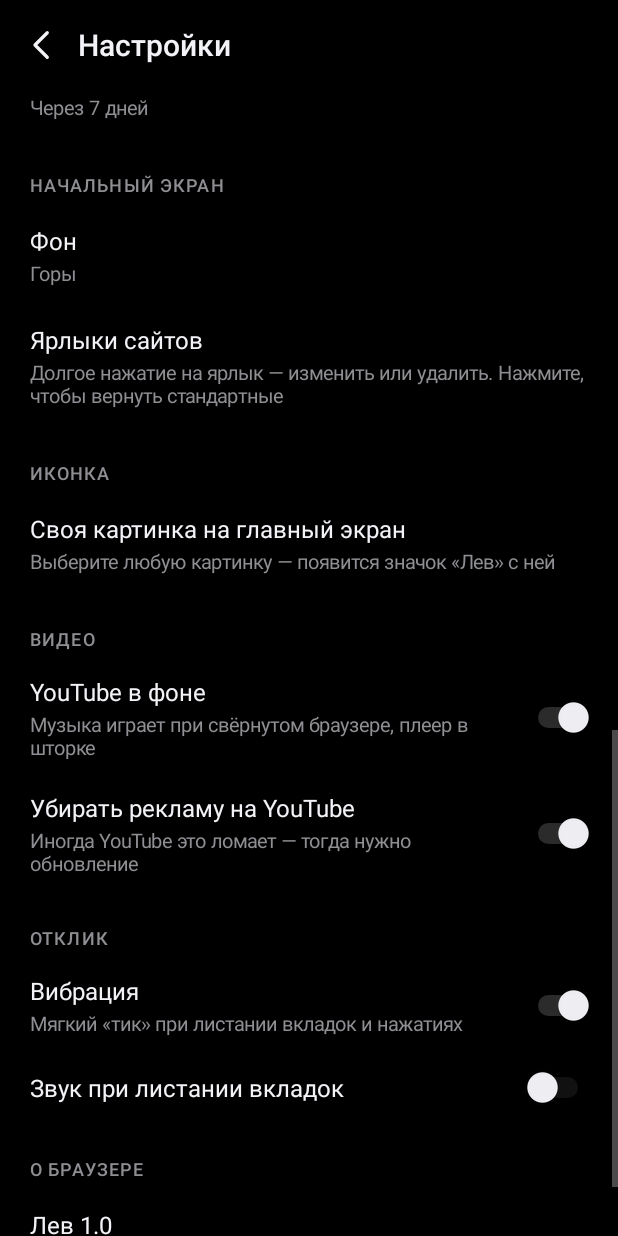
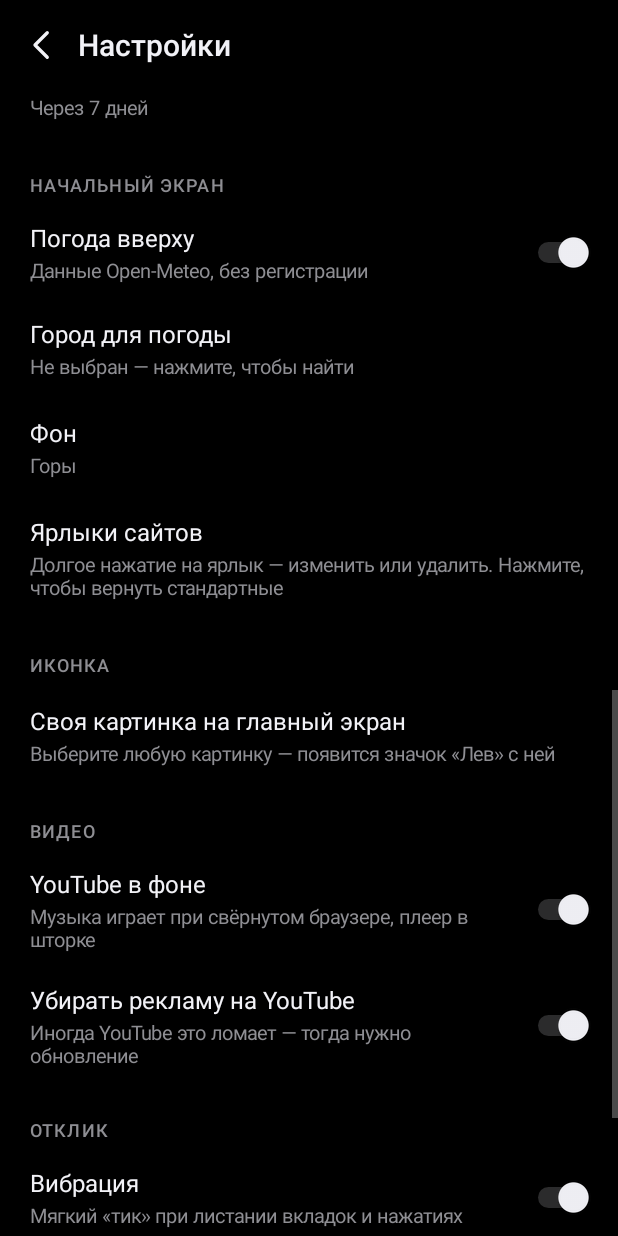
Before and after one commit to andrewu1337-hub/BySS-Android, an Android app: the SettingsActivity screen opened directly, with no data from a screen before it, scrolled down 1069 dp, on a phone screen of 412 x 824 dp. Run offline under Robolectric (Android 15) with nearby library versions, the phone set to English and light mode, and no system bars; libraries missing offline, so code that uses them is left out: com.google.mlkit.common, com.google.mlkit.nl.

Commit message:
Update SettingsActivity.java

```diff
--- a/app/src/main/java/app/lev/browser/SettingsActivity.java
+++ b/app/src/main/java/app/lev/browser/SettingsActivity.java
@@ -114,6 +114,8 @@ public class SettingsActivity extends Activity {
         row("Закрывать неактивные вкладки", () -> daysName(Prefs.tabExpireDays()), this::pickExpire);
 
         section("Начальный экран");
+        toggle("Погода вверху", "Данные Open-Meteo, без регистрации", WeatherView.K_ON, true);
+        row("Город для погоды", WeatherView::summary, () -> WeatherView.pickCity(this, this::recreate));
         row("Фон", () -> HomeView.WALLPAPER_NAMES[Math.min(Prefs.wallpaper(), HomeView.WALLPAPER_NAMES.length - 1)],
                 this::pickWallpaper);
         row("Ярлыки сайтов", () -> "Долгое нажатие на ярлык — изменить или удалить. Нажмите, чтобы вернуть стандартные",
@@ -134,7 +136,7 @@ public class SettingsActivity extends Activity {
         toggle("Звук при листании вкладок", null, "sound", false);
 
         section("О браузере");
-        row("Лев 1.0", () -> "Без истории, без рекламы, без лишнего. Перевод на телефоне — Google ML Kit.", null);
+        row("Лев, сборка " + Updater.currentBuild(this), () -> "Без истории, без рекламы, без лишнего. Перевод на телефоне — Google ML Kit.", null);
     }
 
     // ------------------------------------------------------------- строки
```
